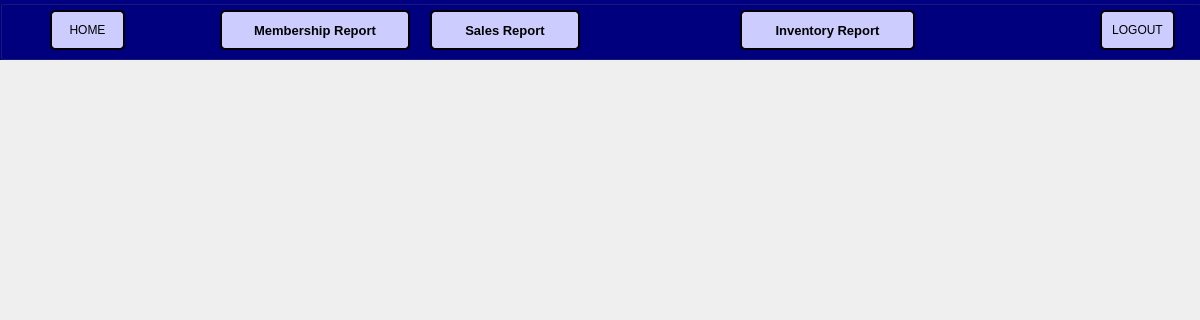
This is BulkClub/admin.ui in JShinozuka/Project2 as Qt 5 draws it before an edit; both pictures show x 0 to 1200 and y 0 to 320 of the 1200 by 700 pixel window. The edited form follows.
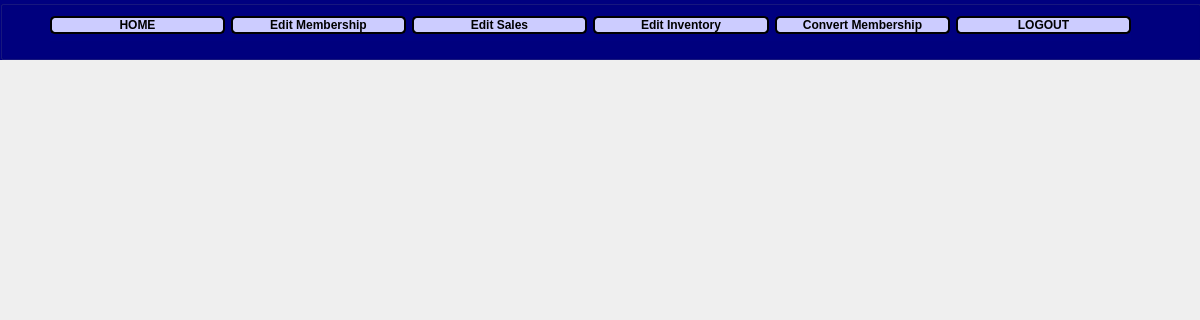
This is the edited form.

Commit message: Updating admin framework

What changed in the file:
```diff
--- a/BulkClub/admin.ui
+++ b/BulkClub/admin.ui
@@ -71,15 +71,39 @@
    <property name="title">
     <string/>
    </property>
+   <widget class="QWidget" name="">
+    <property name="geometry">
+     <rect>
+      <x>50</x>
+      <y>10</y>
+      <width>1081</width>
+      <height>31</height>
+     </rect>
+    </property>
+    <layout class="QHBoxLayout" name="horizontalLayout">
+     <item>
+      <widget class="QPushButton" name="homeButton">
+       <property name="font">
+        <font>
+         <pointsize>9</pointsize>
+         <weight>75</weight>
+         <bold>true</bold>
+        </font>
+       </property>
+       <property name="styleSheet">
+        <string notr="true">background-color:#ccccff;
+border-style: solid;
+border-color: black;
+border-width: 2px;
+border-radius: 5px;</string>
+       </property>
+       <property name="text">
+        <string>HOME</string>
+       </property>
+      </widget>
+     </item>
+     <item>
    <widget class="QPushButton" name="membershipButton">
-    <property name="geometry">
-     <rect>
-      <x>220</x>
-      <y>10</y>
-      <width>190</width>
-      <height>40</height>
-     </rect>
-    </property>
     <property name="maximumSize">
      <size>
       <width>16777215</width>
@@ -88,7 +112,7 @@
     </property>
     <property name="font">
      <font>
-      <pointsize>10</pointsize>
+         <pointsize>9</pointsize>
       <weight>75</weight>
       <bold>true</bold>
      </font>
@@ -101,18 +125,12 @@
 border-radius: 5px;</string>
     </property>
     <property name="text">
-     <string>Membership Report</string>
-    </property>
-   </widget>
+        <string>Edit Membership</string>
+       </property>
+      </widget>
+     </item>
+     <item>
    <widget class="QPushButton" name="salesButton">
-    <property name="geometry">
-     <rect>
-      <x>430</x>
-      <y>10</y>
-      <width>150</width>
-      <height>40</height>
-     </rect>
-    </property>
     <property name="maximumSize">
      <size>
       <width>16777215</width>
@@ -121,7 +139,7 @@
     </property>
     <property name="font">
      <font>
-      <pointsize>10</pointsize>
+         <pointsize>9</pointsize>
       <weight>75</weight>
       <bold>true</bold>
      </font>
@@ -134,18 +152,12 @@
 border-radius: 5px;</string>
     </property>
     <property name="text">
-     <string>Sales Report</string>
-    </property>
-   </widget>
+        <string>Edit Sales</string>
+       </property>
+      </widget>
+     </item>
+     <item>
    <widget class="QPushButton" name="inventoryButton">
-    <property name="geometry">
-     <rect>
-      <x>740</x>
-      <y>10</y>
-      <width>175</width>
-      <height>40</height>
-     </rect>
-    </property>
     <property name="maximumSize">
      <size>
       <width>16777215</width>
@@ -154,7 +166,7 @@
     </property>
     <property name="font">
      <font>
-      <pointsize>10</pointsize>
+         <pointsize>9</pointsize>
       <weight>75</weight>
       <bold>true</bold>
      </font>
@@ -167,17 +179,39 @@
 border-radius: 5px;</string>
     </property>
     <property name="text">
-     <string>Inventory Report</string>
-    </property>
-   </widget>
+        <string>Edit Inventory</string>
+       </property>
+      </widget>
+     </item>
+     <item>
+      <widget class="QPushButton" name="convertMembershipButton">
+       <property name="font">
+        <font>
+         <pointsize>9</pointsize>
+         <weight>75</weight>
+         <bold>true</bold>
+        </font>
+       </property>
+       <property name="styleSheet">
+        <string notr="true">background-color:#ccccff;
+border-style: solid;
+border-color: black;
+border-width: 2px;
+border-radius: 5px;</string>
+       </property>
+       <property name="text">
+        <string>Convert Membership</string>
+       </property>
+      </widget>
+     </item>
+     <item>
    <widget class="QPushButton" name="logoutButton">
-    <property name="geometry">
-     <rect>
-      <x>1100</x>
-      <y>10</y>
-      <width>75</width>
-      <height>40</height>
-     </rect>
+       <property name="font">
+        <font>
+         <pointsize>9</pointsize>
+         <weight>75</weight>
+         <bold>true</bold>
+        </font>
     </property>
     <property name="styleSheet">
      <string notr="true">background-color:#ccccff;
@@ -190,25 +224,8 @@
      <string>LOGOUT</string>
     </property>
    </widget>
-   <widget class="QPushButton" name="homeButton">
-    <property name="geometry">
-     <rect>
-      <x>50</x>
-      <y>10</y>
-      <width>75</width>
-      <height>40</height>
-     </rect>
-    </property>
-    <property name="styleSheet">
-     <string notr="true">background-color:#ccccff;
-border-style: solid;
-border-color: black;
-border-width: 2px;
-border-radius: 5px;</string>
-    </property>
-    <property name="text">
-     <string>HOME</string>
-    </property>
+     </item>
+    </layout>
    </widget>
   </widget>
  </widget>
```
Lines whose indentation alone changed are shown as unchanged. The commit also changes 20 other files.
